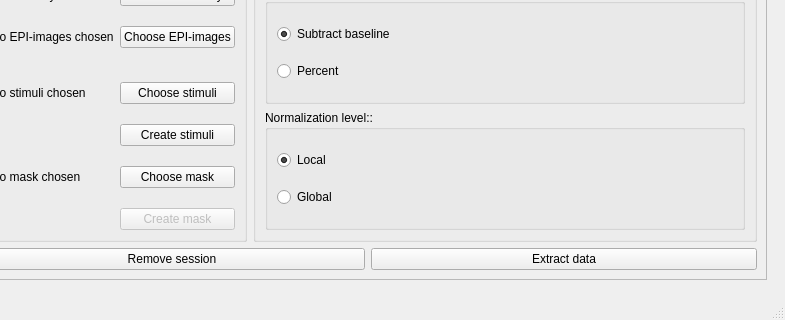
This is src/ui/mainwindow.ui in pfechd/jabe as Qt 5 draws it before an edit; both pictures show x 315 to 1100 and y 371 to 691 of the 1100 by 691 pixel window. The edited form follows.
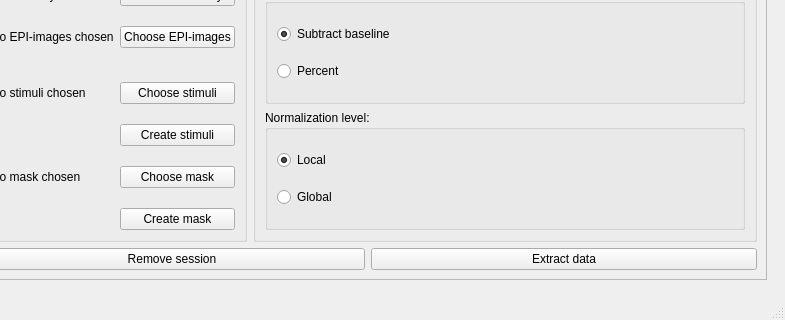
This is the edited form. Icons and pictures are not drawn.

Commit message: Fixed minor errors in GUI and create mask file

```diff
--- a/src/ui/mainwindow.ui
+++ b/src/ui/mainwindow.ui
@@ -17,6 +17,9 @@
    <iconset resource="icons.qrc">
     <normaloff>:/logo</normaloff>:/logo</iconset>
   </property>
+  <property name="autoFillBackground">
+   <bool>false</bool>
+  </property>
   <widget class="QWidget" name="centralwidget">
    <layout class="QHBoxLayout" name="horizontalLayout_8">
     <item>
@@ -940,7 +943,7 @@
                   <item>
                    <widget class="QGroupBox" name="groupBox_17">
                     <property name="title">
-                     <string>Normalization level::</string>
+                     <string>Normalization level:</string>
                     </property>
                     <property name="flat">
                      <bool>true</bool>
@@ -1132,7 +1135,7 @@
                   <item row="5" column="1">
                    <widget class="QPushButton" name="create_session_mask_btn">
                     <property name="enabled">
-                     <bool>false</bool>
+                     <bool>true</bool>
                     </property>
                     <property name="text">
                      <string>Create mask</string>
```
The commit also changes 2 other files.
